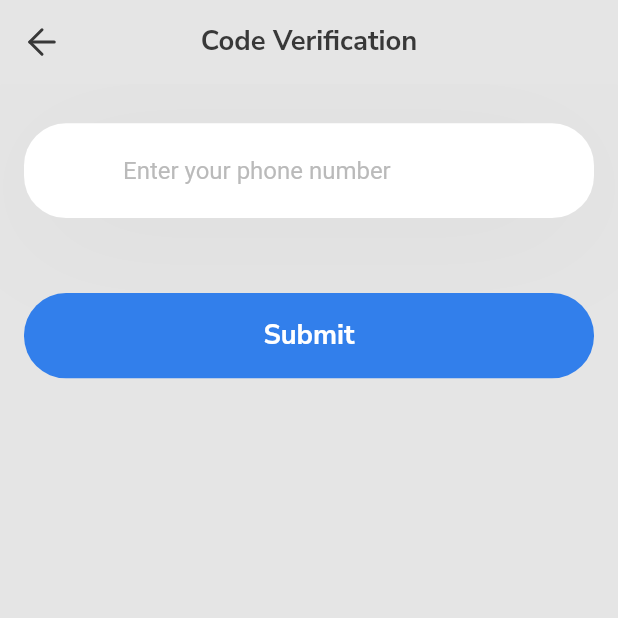
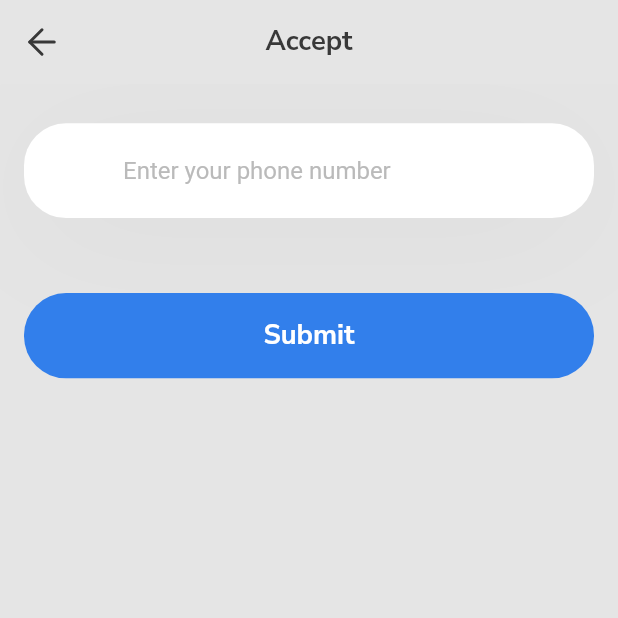
Before and after one commit to ogabek6207/realtime_database_ogabekdev, a Flutter app: the PhoneNumberScreen screen opened directly, on a phone screen of 412 x 824 dp, the top half of it. Run offline on Flutter 3.47's test engine with Material 2 defaults, Android fonts, the phone set to English and light mode, and no system bars; our stand-ins replace cloud_firestore, firebase_auth, firebase_core, firebase_database, flutter_svg, page_transition and 1 more; accounts and stored records are empty.

```diff
--- a/lib/main.dart
+++ b/lib/main.dart
@@ -5,6 +5,7 @@ import 'src/ui/auth/forgot_password_screen.dart';
 import 'src/ui/auth/login_screen.dart';
 import 'src/ui/auth/register_screen.dart';
 import 'src/ui/auth/sign_up_screen.dart';
+import 'src/ui/home_screen/all_user_screen.dart';
 
 void main() async {
   WidgetsFlutterBinding.ensureInitialized();
@@ -21,7 +22,7 @@ class MyApp extends StatelessWidget {
       theme: ThemeData(
         platform: TargetPlatform.iOS,
       ),
-      home: const PhoneNumberScreen(),
+      home:  SignUpScreen(),
       debugShowCheckedModeBanner: false,
       color: Colors.indigo[900],
     );
--- a/lib/src/ui/auth/register_screen.dart
+++ b/lib/src/ui/auth/register_screen.dart
@@ -29,7 +29,7 @@ class _PhoneNumberScreenState extends State<PhoneNumberScreen> {
         leading: LeadingWidget(),
         backgroundColor: AppColor.defaultColor,
         elevation: 0,
-        title: const AppBarTitleWidget(),
+        title:  AppBarTitleWidget("Accept"),
       ),
       body: Padding(
         padding: const EdgeInsets.symmetric(horizontal: 16.0),
@@ -98,10 +98,13 @@ class _PhoneNumberScreenState extends State<PhoneNumberScreen> {
         });
       },
       codeAutoRetrievalTimeout: (String verificationID) {
-          setState(() {
+        setState(
+          () {
             _verificationCode = verificationID;
-          });
           },
-        timeout: const Duration(seconds: 120));
+        );
+      },
+      timeout: const Duration(seconds: 120),
+    );
   }
 }
--- a/lib/src/widget/appBar_title_widget.dart
+++ b/lib/src/widget/appBar_title_widget.dart
@@ -4,7 +4,9 @@ import '../color/app_color.dart';
 import '../utils/utils.dart';
 
 class AppBarTitleWidget extends StatefulWidget {
-  const AppBarTitleWidget({Key? key}) : super(key: key);
+String title;
+
+AppBarTitleWidget(this.title);
 
   @override
   State<AppBarTitleWidget> createState() => _AppBarTitleWidgetState();
@@ -16,7 +18,7 @@ class _AppBarTitleWidgetState extends State<AppBarTitleWidget> {
     double h = Utils.getHeight(context);
     double w = Utils.getWidth(context);
     return Text(
-      "Code Verification",
+      widget.title,
       style: TextStyle(
         fontFamily: AppColor.fontFamilyNunitoSans,
         fontWeight: FontWeight.w700,
```
Also changed, not shown: lib/src/ui/auth/sign_up_screen.dart (+6 -9 lines), lib/src/ui/home_screen/all_user_screen.dart (added, +70 -0 lines). Lines whose indentation alone changed are shown as unchanged.
